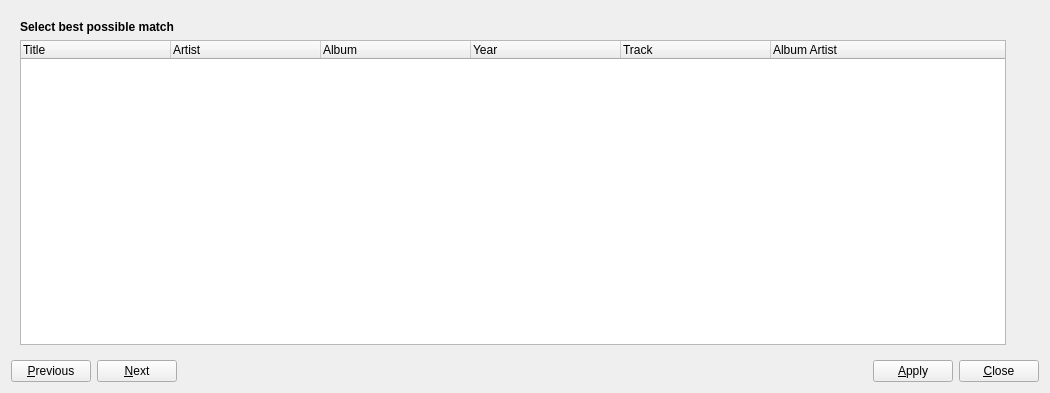
Before: the Qt Designer form src/library/dlgtagfetcher.ui in fatihemreyildiz/mixxx, drawn with Qt 5.
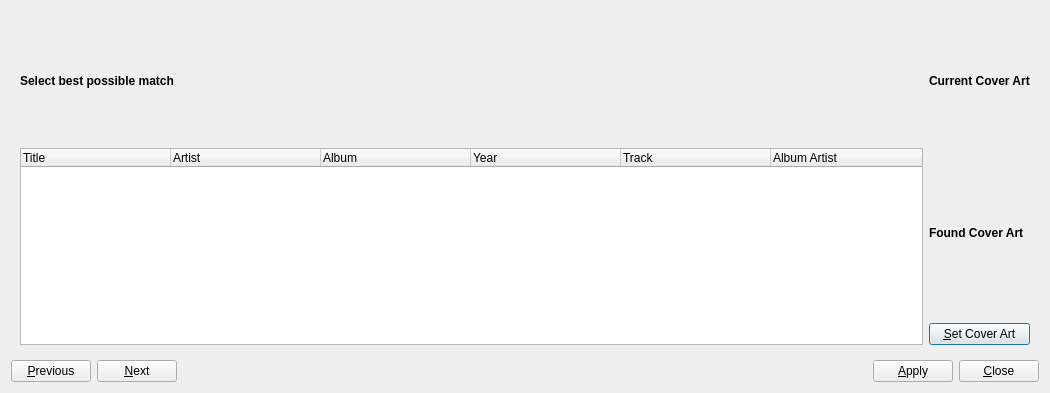
After: the same form once the commit is applied.

Commit message: gui updated, cover art label classes changed.

What changed in the file:
```diff
--- a/src/library/dlgtagfetcher.ui
+++ b/src/library/dlgtagfetcher.ui
@@ -31,7 +31,7 @@
          </property>
         </widget>
        </item>
-       <item row="1" column="0">
+       <item row="1" column="0" rowspan="4">
         <widget class="QTreeWidget" name="results">
          <property name="editTriggers">
           <set>QAbstractItemView::DoubleClicked|QAbstractItemView::EditKeyPressed</set>
@@ -80,12 +80,22 @@
          </column>
         </widget>
        </item>
+      <item row="0" column="1">
+        <widget class="QLabel" name="label_4">
+         <property name="styleSheet">
+          <string notr="true">QLabel { font-weight: bold; }</string>
+         </property>
+         <property name="text">
+          <string>Current Cover Art</string>
+         </property>
+        </widget>
+      </item>
       <item row="1" column="1">
              <widget class="QWidget" name="verticalWidgetCover" native="true">
               <property name="sizePolicy">
                <sizepolicy hsizetype="Fixed" vsizetype="Fixed">
-                <horstretch>240</horstretch>
-                <verstretch>240</verstretch>
+                <horstretch>250</horstretch>
+                <verstretch>250</verstretch>
                </sizepolicy>
               </property>
               <layout class="QVBoxLayout" name="coverFetcherLayout">
@@ -98,6 +108,41 @@
               </layout>
              </widget>
         </item>
+      <item row="2" column="1">
+        <widget class="QLabel" name="label_5">
+         <property name="styleSheet">
+          <string notr="true">QLabel { font-weight: bold; }</string>
+         </property>
+         <property name="text">
+          <string>Found Cover Art</string>
+         </property>
+        </widget>
+      </item>
+      <item row="3" column="1">
+             <widget class="QWidget" name="verticalWidgetCover_2" native="true">
+              <property name="sizePolicy">
+               <sizepolicy hsizetype="Fixed" vsizetype="Fixed">
+                <horstretch>250</horstretch>
+                <verstretch>250</verstretch>
+               </sizepolicy>
+              </property>
+              <layout class="QVBoxLayout" name="fetchedCoverArtLayout">
+               <property name="spacing">
+                <number>0</number>
+               </property>
+               <property name="sizeConstraint">
+                <enum>QLayout::SetDefaultConstraint</enum>
+               </property>
+              </layout>
+             </widget>
+        </item>
+      <item row="4" column="1">
+      <widget class="QPushButton" name="btnCover">
+       <property name="text">
+        <string>&amp;Set Cover Art</string>
+       </property>
+      </widget>
+     </item>
       </layout>
      </widget>
      <widget class="QWidget" name="loading_page">
```
Left out of the diff: 3 changed lines with no effect on the pictures. The commit also changes 9 other files.
